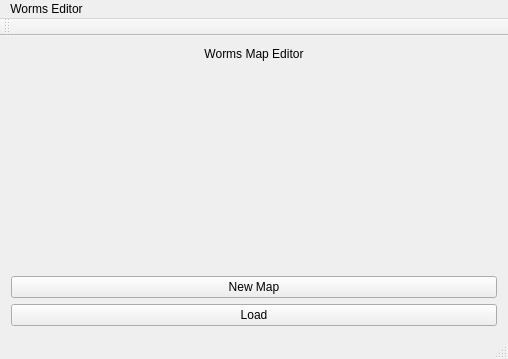
fedefunes96/worms, file Editor/mainwindow.ui: the form before one commit.
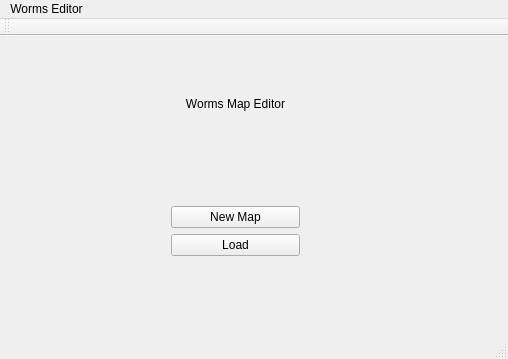
The form after the commit.

The edit to the form file:
```diff
--- a/Editor/mainwindow.ui
+++ b/Editor/mainwindow.ui
@@ -14,8 +14,15 @@
    <string>MainWindow</string>
   </property>
   <widget class="QWidget" name="centralWidget">
-   <layout class="QVBoxLayout" name="verticalLayout_2">
-    <item>
+   <widget class="QWidget" name="verticalLayoutWidget">
+    <property name="geometry">
+     <rect>
+      <x>160</x>
+      <y>50</y>
+      <width>151</width>
+      <height>181</height>
+     </rect>
+    </property>
      <layout class="QVBoxLayout" name="verticalLayout">
       <item>
        <widget class="QLabel" name="label">
@@ -45,8 +52,7 @@
        </widget>
       </item>
      </layout>
-    </item>
-   </layout>
+   </widget>
   </widget>
   <widget class="QMenuBar" name="menuBar">
    <property name="geometry">
```
Lines whose indentation alone changed are shown as unchanged.
